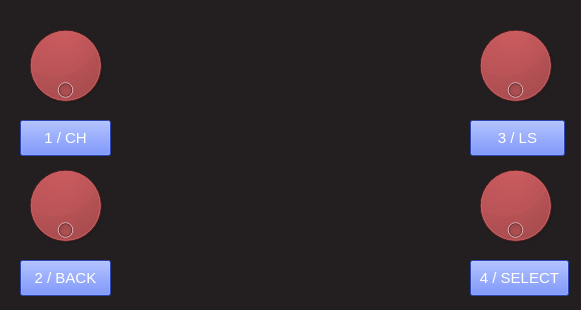
zynthian/zynthian-emuface, file zynthian_emubox.ui: the form before one commit.
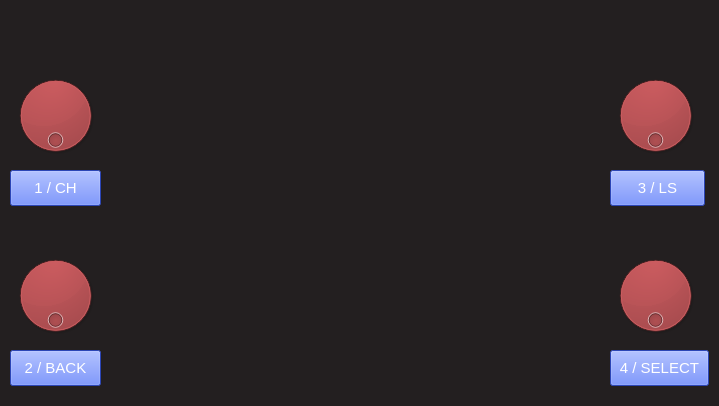
The form after the commit. Icons and pictures are not drawn.

Commit message: Increase screen size to 480x320.

Diff of the .ui file:
```diff
--- a/zynthian_emubox.ui
+++ b/zynthian_emubox.ui
@@ -2,12 +2,15 @@
 <ui version="4.0">
  <class>ZynthianEmubox</class>
  <widget class="QWidget" name="ZynthianEmubox">
+  <property name="enabled">
+   <bool>true</bool>
+  </property>
   <property name="geometry">
    <rect>
     <x>0</x>
     <y>0</y>
-    <width>581</width>
-    <height>310</height>
+    <width>719</width>
+    <height>406</height>
    </rect>
   </property>
   <property name="windowTitle">
@@ -19,8 +22,8 @@
   <widget class="QWidget" name="gridLayoutWidget">
    <property name="geometry">
     <rect>
-     <x>20</x>
-     <y>20</y>
+     <x>10</x>
+     <y>70</y>
      <width>91</width>
      <height>91</height>
     </rect>
@@ -168,10 +171,10 @@
   <widget class="QWidget" name="gridLayoutWidget_2">
    <property name="geometry">
     <rect>
-     <x>120</x>
-     <y>30</y>
-     <width>341</width>
-     <height>261</height>
+     <x>110</x>
+     <y>50</y>
+     <width>491</width>
+     <height>331</height>
     </rect>
    </property>
    <layout class="QGridLayout" name="gridLayout_screen">
@@ -190,8 +193,8 @@
   <widget class="QWidget" name="gridLayoutWidget_3">
    <property name="geometry">
     <rect>
-     <x>20</x>
-     <y>160</y>
+     <x>10</x>
+     <y>250</y>
      <width>91</width>
      <height>91</height>
     </rect>
@@ -336,8 +339,8 @@
   <widget class="QWidget" name="gridLayoutWidget_6">
    <property name="geometry">
     <rect>
-     <x>20</x>
-     <y>120</y>
+     <x>10</x>
+     <y>170</y>
      <width>91</width>
      <height>36</height>
     </rect>
@@ -387,8 +390,8 @@
   <widget class="QWidget" name="gridLayoutWidget_7">
    <property name="geometry">
     <rect>
-     <x>20</x>
-     <y>260</y>
+     <x>10</x>
+     <y>350</y>
      <width>91</width>
      <height>36</height>
     </rect>
@@ -435,8 +438,8 @@
   <widget class="QWidget" name="gridLayoutWidget_4">
    <property name="geometry">
     <rect>
-     <x>470</x>
-     <y>20</y>
+     <x>610</x>
+     <y>70</y>
      <width>91</width>
      <height>91</height>
     </rect>
@@ -578,8 +581,8 @@
   <widget class="QWidget" name="gridLayoutWidget_8">
    <property name="geometry">
     <rect>
-     <x>470</x>
-     <y>260</y>
+     <x>610</x>
+     <y>350</y>
      <width>99</width>
      <height>36</height>
     </rect>
@@ -626,8 +629,8 @@
   <widget class="QWidget" name="gridLayoutWidget_9">
    <property name="geometry">
     <rect>
-     <x>470</x>
-     <y>120</y>
+     <x>610</x>
+     <y>170</y>
      <width>95</width>
      <height>36</height>
     </rect>
@@ -674,8 +677,8 @@
   <widget class="QWidget" name="gridLayoutWidget_5">
    <property name="geometry">
     <rect>
-     <x>470</x>
-     <y>160</y>
+     <x>610</x>
+     <y>250</y>
      <width>91</width>
      <height>91</height>
     </rect>
@@ -817,7 +820,7 @@
   <widget class="QWidget" name="widget" native="true">
    <property name="geometry">
     <rect>
-     <x>170</x>
+     <x>250</x>
      <y>0</y>
      <width>231</width>
      <height>41</height>
```
The commit also changes 2 other files.
